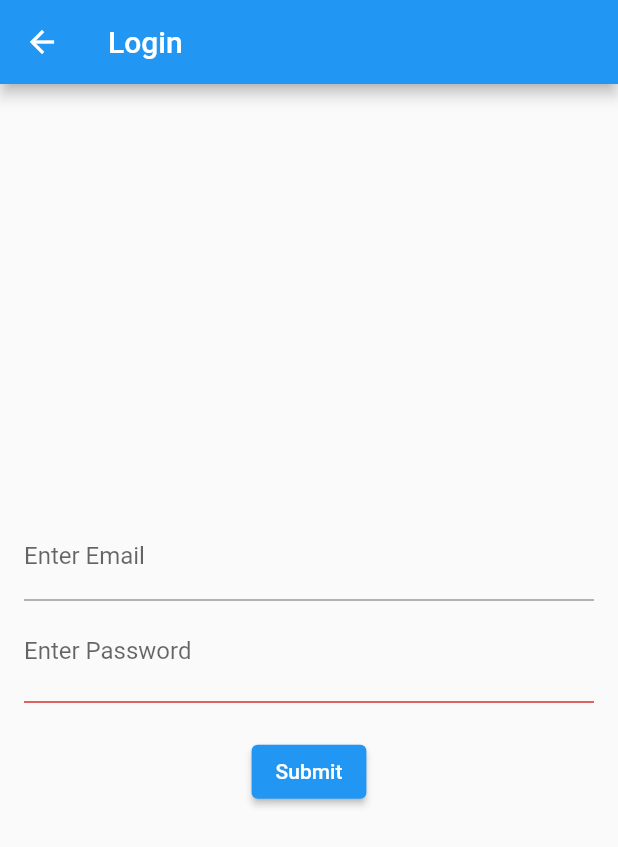
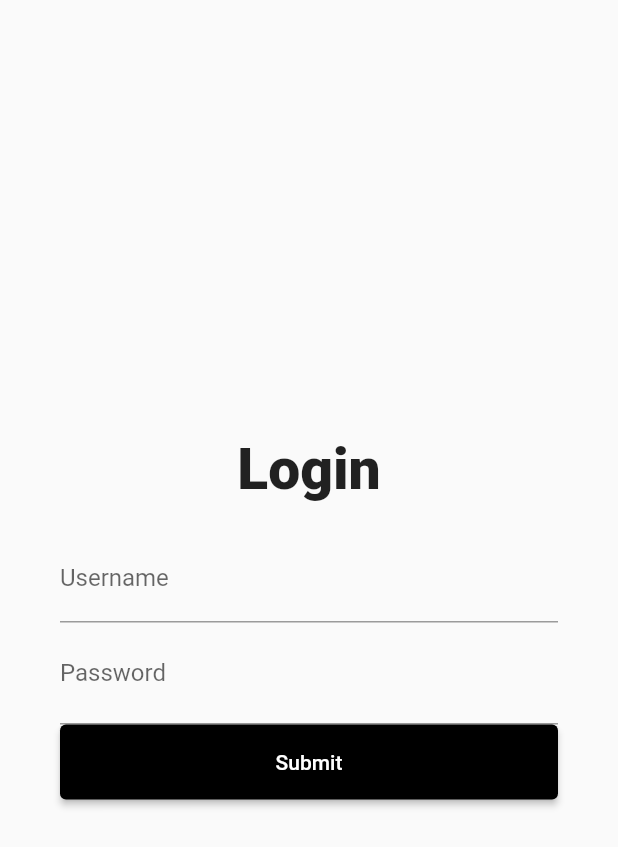
Before and after one commit to geek147/AuthApp, a Flutter app: the screen it shows after launch, after a tap on "Submit", after a tap on "Go to Login", on a phone screen of 412 x 824 dp. Shown: the top 847 px of the screen. Run offline on Flutter 3.47's test engine with Material 2 defaults, Android fonts, the light colour scheme and no system bars; our stand-ins replace auto_route, flutter_bloc, get_it, shared_preferences, sqflite; accounts and stored records are empty.

Commit message:
modify ui

```diff
--- a/lib/bloc/auth_bloc.dart
+++ b/lib/bloc/auth_bloc.dart
@@ -20,11 +20,11 @@ class AuthBloc extends Bloc<AuthEvent, AuthState> {
     on<SignInEvent>((event, emit) async {
       try {
         await serviceLocator<DbHelper>()
-            .getLoginUser(event.email, event.password)
+            .getLoginUser(event.userName, event.password)
             .then((userData) {
           if (userData != null) {
             serviceLocator<UserCacheService>()
-                .saveUser(UserModel("", event.email, event.password));
+                .saveUser(UserModel(event.userName, "", event.password));
             emit(AuthSuccess());
           } else {
             emit(AuthError(message: "Cannot found email or password"));
@@ -54,10 +54,10 @@ class SignUpEvent extends AuthEvent {
 }
 
 class SignInEvent extends AuthEvent {
-  final String email;
+  final String userName;
   final String password;
 
-  SignInEvent({required this.email, required this.password});
+  SignInEvent({required this.userName, required this.password});
 }
 
 class SignOutEvent extends AuthEvent {}
--- a/lib/db/db_helper.dart
+++ b/lib/db/db_helper.dart
@@ -48,10 +48,10 @@ class DbHelper {
     return res ?? 0;
   }
 
-  Future<UserModel?> getLoginUser(String email, String password) async {
+  Future<UserModel?> getLoginUser(String userName, String password) async {
     var dbClient = await db;
     var res = await dbClient?.rawQuery("SELECT * FROM $tableUser WHERE "
-        "$emailColumn = '$email' AND "
+        "$userNameColumn = '$userName' AND "
         "$passwordColumn = '$password'");
 
     if (res != null) {
--- a/lib/page/login_page.dart
+++ b/lib/page/login_page.dart
@@ -15,7 +15,7 @@ class LoginPage extends StatefulWidget {
 
 class _LoginPageState extends State<LoginPage> {
   final _formKey = GlobalKey<FormState>();
-  TextEditingController emailController = TextEditingController();
+  TextEditingController usernameController = TextEditingController();
   TextEditingController passwordController = TextEditingController();
   String passwordValidationText = '';
 
@@ -62,32 +62,33 @@ class _LoginPageState extends State<LoginPage> {
       }
     }, builder: (context, state) {
       return Scaffold(
-        appBar: AppBar(
-          title: const Text('Login'),
-        ),
-        body: Form(
+        body: SafeArea(
+          child: Form(
             key: _formKey,
             child: Container(
               padding: const EdgeInsets.all(16),
+              margin: const EdgeInsets.all(24),
               child: Column(
                 mainAxisAlignment: MainAxisAlignment.center,
                 children: <Widget>[
+                  const Text(
+                    'Login',
+                    style: TextStyle(fontSize: 38, fontWeight: FontWeight.w800),
+                  ),
+                  const SizedBox(
+                    height: 20,
+                  ),
                   TextFormField(
-                  controller: emailController,
+                    controller: usernameController,
                     validator: (String? value) {
                       if (value!.isEmpty) {
-                      return 'Please enter an email';
-                    }
-                    if (!value.contains(RegExp(
-                        r'^[a-zA-Z0-9._%+-]+@[a-zA-Z0-9.-]+\.[a-zA-Z]{2,}$'))) {
-                      return 'Please enter a valid email';
+                        return 'Please enter a username';
                       }
                       return null;
                     },
-                  keyboardType: TextInputType.emailAddress,
-                  textInputAction: TextInputAction.done,
+                    textInputAction: TextInputAction.next,
                     decoration: const InputDecoration(
-                    labelText: 'Enter Email',
+                      labelText: 'Username',
                     ),
                   ),
                   TextFormField(
@@ -96,8 +97,7 @@ class _LoginPageState extends State<LoginPage> {
                     obscureText: _isHidden,
                     textInputAction: TextInputAction.next,
                     decoration: InputDecoration(
-                    labelText: 'Enter Password',
-                    errorText: passwordValidationText,
+                      labelText: 'Password',
                       suffix: InkWell(
                         onTap: _togglePasswordView,
                         child: Icon(
@@ -107,12 +107,16 @@ class _LoginPageState extends State<LoginPage> {
                     ),
                   ),
                   ElevatedButton(
+                    style: ElevatedButton.styleFrom(
+                      backgroundColor: Colors.black,
+                      minimumSize: const Size.fromHeight(50), // NEW
+                    ),
                     onPressed: () {
                       if (_formKey.currentState!.validate()) {
                         context.read<AuthBloc>().add(
                               SignInEvent(
                                 password: passwordController.text,
-                              email: emailController.text,
+                                userName: usernameController.text,
                               ),
                             );
                       }
@@ -123,6 +127,7 @@ class _LoginPageState extends State<LoginPage> {
               ),
             ),
           ),
+        ),
       );
     });
   }
--- a/lib/page/register_page.dart
+++ b/lib/page/register_page.dart
@@ -44,16 +44,22 @@ class _RegisterPageState extends State<RegisterPage> {
   @override
   Widget build(BuildContext context) {
     return Scaffold(
-      appBar: AppBar(
-        title: const Text('Register'),
-      ),
-      body: Form(
+      body: SafeArea(
+        child: Form(
           key: _formKey,
           child: Container(
             padding: const EdgeInsets.all(16),
+            margin: const EdgeInsets.all(24),
             child: Column(
               mainAxisAlignment: MainAxisAlignment.center,
               children: <Widget>[
+                const Text(
+                  'Register',
+                  style: TextStyle(fontSize: 38, fontWeight: FontWeight.w800),
+                ),
+                const SizedBox(
+                  height: 20,
+                ),
                 TextFormField(
                   controller: usernameController,
                   validator: (String? value) {
@@ -64,7 +70,7 @@ class _RegisterPageState extends State<RegisterPage> {
                   },
                   textInputAction: TextInputAction.next,
                   decoration: const InputDecoration(
-                  labelText: 'Enter Username',
+                    labelText: 'Username',
                   ),
                 ),
                 TextFormField(
@@ -73,8 +79,7 @@ class _RegisterPageState extends State<RegisterPage> {
                   obscureText: _isHidden,
                   textInputAction: TextInputAction.next,
                   decoration: InputDecoration(
-                  labelText: 'Enter Password',
-                  errorText: passwordValidationText,
+                    labelText: 'Password',
                     suffix: InkWell(
                       onTap: _togglePasswordView,
                       child: Icon(
@@ -98,10 +103,17 @@ class _RegisterPageState extends State<RegisterPage> {
                   keyboardType: TextInputType.emailAddress,
                   textInputAction: TextInputAction.done,
                   decoration: const InputDecoration(
-                  labelText: 'Enter Email',
+                    labelText: 'Email',
                   ),
                 ),
+                const SizedBox(
+                  height: 20,
+                ),
                 ElevatedButton(
+                  style: ElevatedButton.styleFrom(
+                    backgroundColor: Colors.black,
+                    minimumSize: const Size.fromHeight(50), // NEW
+                  ),
                   onPressed: () {
                     if (_formKey.currentState!.validate()) {
                       AutoRouter.of(context).push(
@@ -115,7 +127,14 @@ class _RegisterPageState extends State<RegisterPage> {
                   },
                   child: const Text('Submit'),
                 ),
+                const SizedBox(
+                  height: 10,
+                ),
                 ElevatedButton(
+                  style: ElevatedButton.styleFrom(
+                    backgroundColor: Colors.black,
+                    minimumSize: const Size.fromHeight(50), // NEW
+                  ),
                   onPressed: () {
                     AutoRouter.of(context).push(
                       const LoginRoute(),
@@ -127,6 +146,7 @@ class _RegisterPageState extends State<RegisterPage> {
             ),
           ),
         ),
+      ),
     );
   }
 }
```
Also changed, not shown: lib/page/home_page.dart (+18 -4 lines), lib/page/otp_page.dart (+17 -4 lines). Lines whose indentation alone changed are shown as unchanged.
